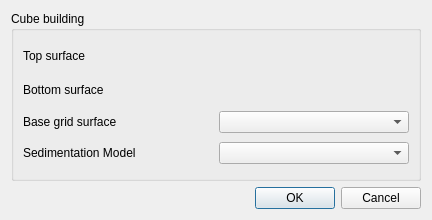
Above: cubedialog.ui from paceholder/geoix before the change. Below: the same form after it.
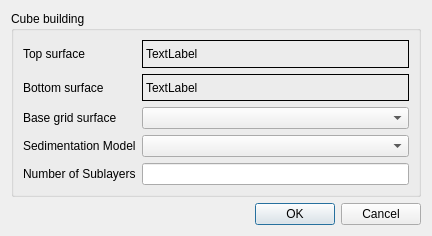
That is the form after the change.

The edit to the form file:
```diff
--- a/cubedialog.ui
+++ b/cubedialog.ui
@@ -7,7 +7,7 @@
     <x>0</x>
     <y>0</y>
     <width>432</width>
-    <height>220</height>
+    <height>236</height>
    </rect>
   </property>
   <property name="windowTitle">
@@ -64,26 +64,6 @@
         </property>
        </widget>
       </item>
-      <item row="0" column="1">
-       <widget class="QWidget" name="widget" native="true">
-        <property name="minimumSize">
-         <size>
-          <width>0</width>
-          <height>25</height>
-         </size>
-        </property>
-        <property name="maximumSize">
-         <size>
-          <width>16777215</width>
-          <height>25</height>
-         </size>
-        </property>
-        <property name="styleSheet">
-         <string notr="true">color: rgb(85, 170, 0);
-border-color: rgb(0, 0, 0);</string>
-        </property>
-       </widget>
-      </item>
       <item row="1" column="0">
        <widget class="QLabel" name="label_2">
         <property name="text">
@@ -91,26 +71,6 @@
         </property>
        </widget>
       </item>
-      <item row="1" column="1">
-       <widget class="QWidget" name="widget_2" native="true">
-        <property name="minimumSize">
-         <size>
-          <width>0</width>
-          <height>25</height>
-         </size>
-        </property>
-        <property name="maximumSize">
-         <size>
-          <width>16777215</width>
-          <height>25</height>
-         </size>
-        </property>
-        <property name="styleSheet">
-         <string notr="true">color: rgb(85, 170, 0);
-border-color: rgb(0, 0, 0);</string>
-        </property>
-       </widget>
-      </item>
       <item row="2" column="0">
        <widget class="QLabel" name="label_3">
         <property name="text">
@@ -134,6 +94,36 @@
       <item row="3" column="1">
        <widget class="QComboBox" name="cbSedimentationModel"/>
       </item>
+      <item row="4" column="0">
+       <widget class="QLabel" name="label_5">
+        <property name="text">
+         <string>Number of Sublayers</string>
+        </property>
+       </widget>
+      </item>
+      <item row="4" column="1">
+       <widget class="QLineEdit" name="lineNumberOfSublayers"/>
+      </item>
+      <item row="0" column="1">
+       <widget class="QLabel" name="dropWidgetTop">
+        <property name="frameShape">
+         <enum>QFrame::Box</enum>
+        </property>
+        <property name="text">
+         <string>TextLabel</string>
+        </property>
+       </widget>
+      </item>
+      <item row="1" column="1">
+       <widget class="QLabel" name="dropWidgetBottom">
+        <property name="frameShape">
+         <enum>QFrame::Box</enum>
+        </property>
+        <property name="text">
+         <string>TextLabel</string>
+        </property>
+       </widget>
+      </item>
      </layout>
     </widget>
    </item>
```
